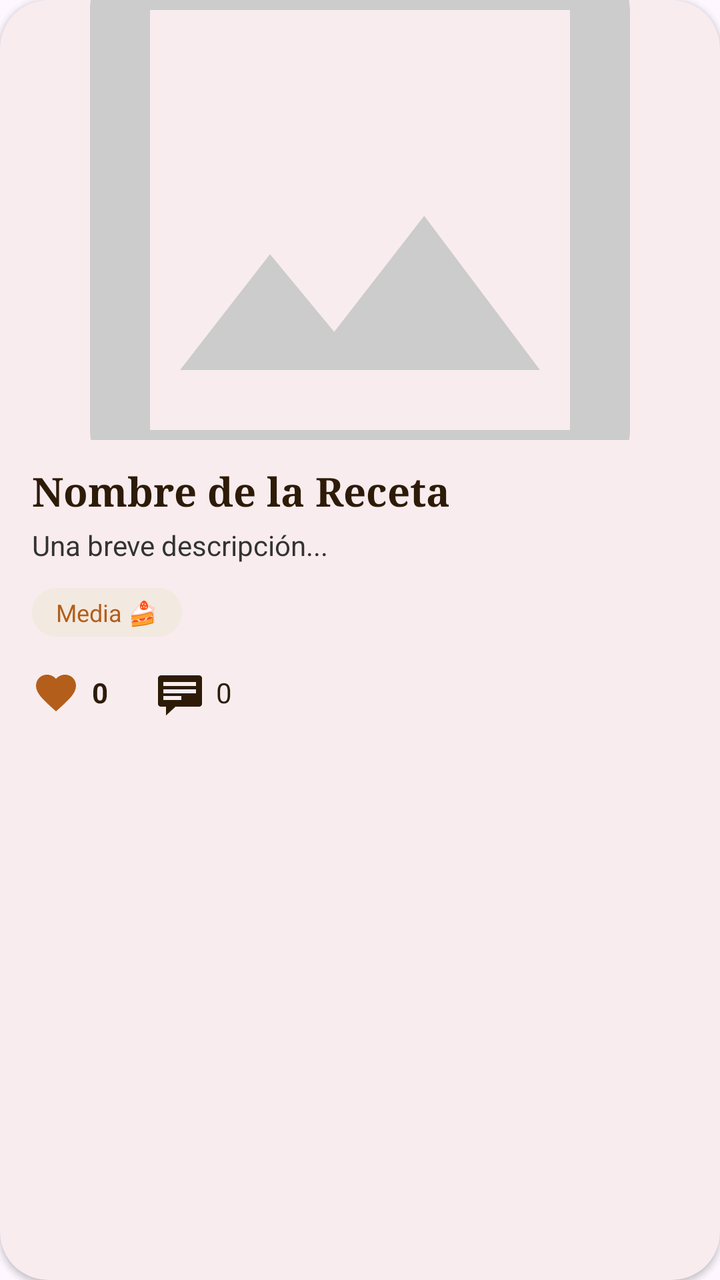
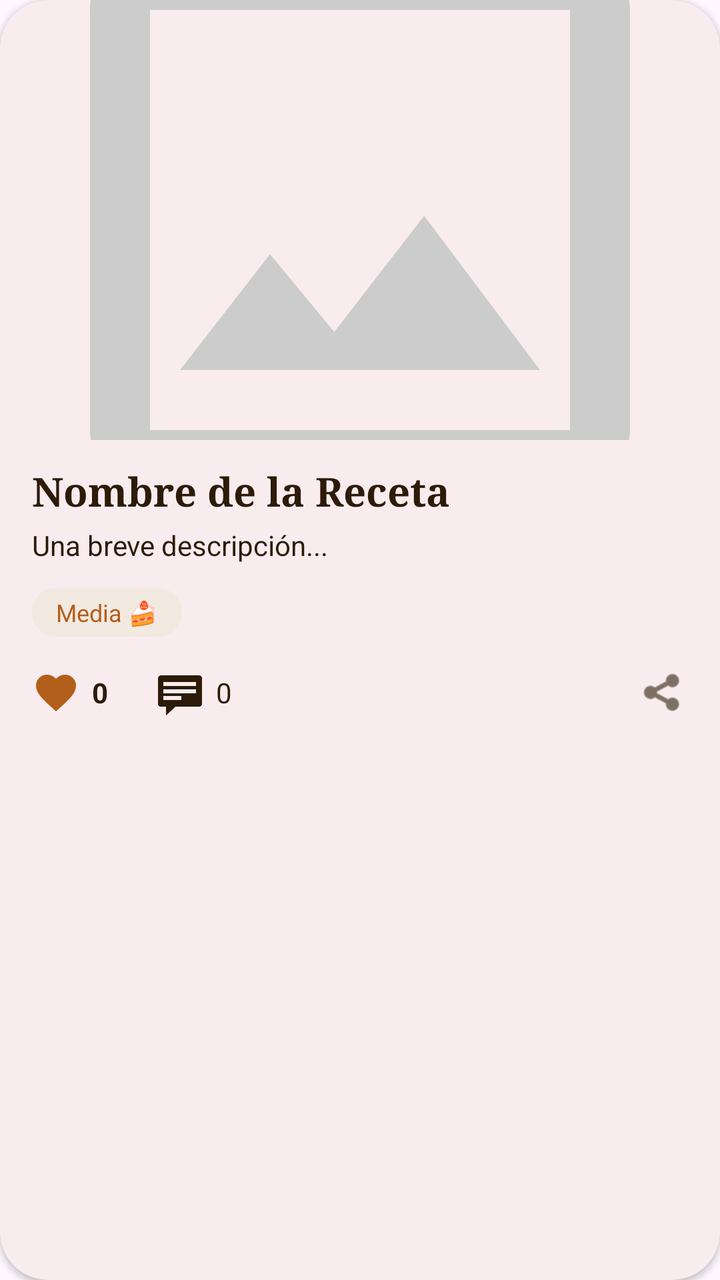

The first picture is an Android layout as it rendered before a commit; the second is the same layout after the commit. The layout source and the unified diff follow.
<!-- AndroidManifest.xml: application theme Theme.RecetApp -->
<!-- res/layout/item_recipe_feed.xml -->
<?xml version="1.0" encoding="utf-8"?>
<com.google.android.material.card.MaterialCardView xmlns:android="http://schemas.android.com/apk/res/android"
    xmlns:app="http://schemas.android.com/apk/res-auto"
    xmlns:tools="http://schemas.android.com/tools"
    android:layout_width="match_parent"
    android:layout_height="wrap_content"
    android:layout_marginHorizontal="16dp"
    android:layout_marginVertical="8dp"
    app:cardCornerRadius="24dp"
    app:cardElevation="2dp"
    app:strokeWidth="0dp">

    <androidx.constraintlayout.widget.ConstraintLayout
        android:layout_width="match_parent"
        android:layout_height="wrap_content"
        android:paddingBottom="16dp">

        <ImageView
            android:id="@+id/ivRecipe"
            android:layout_width="match_parent"
            android:layout_height="220dp"
            android:scaleType="centerCrop"
            android:src="@drawable/ic_recipe_placeholder"
            app:layout_constraintTop_toTopOf="parent" />

        <TextView
            android:id="@+id/tvTitle"
            android:layout_width="0dp"
            android:layout_height="wrap_content"
            android:layout_marginHorizontal="16dp"
            android:layout_marginTop="12dp"
            android:fontFamily="serif"
            android:text="Nombre de la Receta"
            android:textColor="@color/text_primary"
            android:textSize="20sp"
            android:textStyle="bold"
            app:layout_constraintEnd_toEndOf="parent"
            app:layout_constraintStart_toStartOf="parent"
            app:layout_constraintTop_toBottomOf="@id/ivRecipe" />

        <TextView
            android:id="@+id/tvDescription"
            android:layout_width="0dp"
            android:layout_height="wrap_content"
            android:layout_marginHorizontal="16dp"
            android:layout_marginTop="4dp"
            android:ellipsize="end"
            android:maxLines="2"
            android:text="Una breve descripción..."
            android:textColor="#333333"
            android:textSize="14sp"
            app:layout_constraintEnd_toEndOf="parent"
            app:layout_constraintStart_toStartOf="parent"
            app:layout_constraintTop_toBottomOf="@id/tvTitle" />

        <TextView
            android:id="@+id/tvDifficulty"
            android:layout_width="wrap_content"
            android:layout_height="wrap_content"
            android:layout_marginStart="16dp"
            android:layout_marginTop="12dp"
            android:background="@drawable/bg_input_field"
            android:paddingHorizontal="12dp"
            android:paddingVertical="4dp"
            android:text="Media 🍰"
            android:textColor="@color/orange_primary"
            android:textSize="12sp"
            app:layout_constraintStart_toStartOf="parent"
            app:layout_constraintTop_toBottomOf="@id/tvDescription" />

        <LinearLayout
            android:id="@+id/llActions"
            android:layout_width="match_parent"
            android:layout_height="wrap_content"
            android:layout_marginTop="16dp"
            android:layout_marginHorizontal="16dp"
            android:orientation="horizontal"
            android:gravity="center_vertical"
            app:layout_constraintTop_toBottomOf="@id/tvDifficulty">

            <ImageView
                android:id="@+id/ivLike"
                android:layout_width="24dp"
                android:layout_height="24dp"
                android:src="@drawable/ic_heart"
                app:tint="@color/orange_primary" />

            <TextView
                android:id="@+id/tvLikesCount"
                android:layout_width="wrap_content"
                android:layout_height="wrap_content"
                android:layout_marginStart="6dp"
                android:text="0"
                android:textColor="@color/text_primary"
                android:textStyle="bold"
                android:textSize="14sp" />

            <ImageView
                android:id="@+id/ivComment"
                android:layout_width="24dp"
                android:layout_height="24dp"
                android:layout_marginStart="24dp"
                android:src="@android:drawable/stat_notify_chat"
                app:tint="@color/text_primary" />

            <TextView
                android:id="@+id/tvCommentsCount"
                android:layout_width="wrap_content"
                android:layout_height="wrap_content"
                android:layout_marginStart="6dp"
                android:text="0"
                android:textColor="@color/text_primary"
                android:textSize="14sp" />

        </LinearLayout>
    </androidx.constraintlayout.widget.ConstraintLayout>

</com.google.android.material.card.MaterialCardView>
<!-- resources referenced by this layout -->
<resources>
  <color name="orange_primary">#B35E1A</color>
  <color name="text_primary">#2D1B08</color>
  <!-- drawable bg_input_field (drawable) -->
  <?xml version="1.0" encoding="utf-8"?>
  <shape xmlns:android="http://schemas.android.com/apk/res/android">
      <solid android:color="@color/input_background" />
      <corners android:radius="12dp" />
  </shape>
  <!-- drawable ic_heart (drawable) -->
  <vector xmlns:android="http://schemas.android.com/apk/res/android"
      android:width="24dp"
      android:height="24dp"
      android:viewportWidth="24"
      android:viewportHeight="24">
      <path
          android:fillColor="#FF0000"
          android:pathData="M12,21.35l-1.45,-1.32C5.4,15.36 2,12.28 2,8.5C2,5.42 4.42,3 7.5,3c1.74,0 3.41,0.81 4.5,2.09C13.09,3.81 14.76,3 16.5,3C19.58,3 22,5.42 22,8.5c0,3.78 -3.4,6.86 -8.55,11.54L12,21.35z" />
  </vector>
  <!-- drawable ic_recipe_placeholder (drawable) -->
  <vector xmlns:android="http://schemas.android.com/apk/res/android"
      android:width="24dp"
      android:height="24dp"
      android:viewportWidth="24"
      android:viewportHeight="24">
      <path
          android:fillColor="#CCCCCC"
          android:pathData="M19,5v14H5V5H19 M19,3H5C3.9,3 3,3.9 3,5v14c0,1.1 0.9,2 2,2h14c1.1,0 2,-0.9 2,-2V5C21,3.9 20.1,3 19,3L19,3z" />
      <path
          android:fillColor="#CCCCCC"
          android:pathData="M14.14,11.86l-3,3.87L9,13.14L6,17h12L14.14,11.86z" />
  </vector>
  <style name="Theme.RecetApp" parent="Base.Theme.RecetApp" />
  <color name="input_background">#F2E9E1</color>
  <style name="Base.Theme.RecetApp" parent="Theme.Material3.DayNight.NoActionBar">
          
          <item name="colorPrimary">@color/orange_primary</item>
          <item name="android:statusBarColor">@android:color/transparent</item>
          <item name="android:windowLightStatusBar">false</item>
      </style>
</resources>

<!-- the commit's change to res/layout/item_recipe_feed.xml (unified diff, before → after) -->
@@ -47,7 +47,7 @@
             android:ellipsize="end"
             android:maxLines="2"
             android:text="Una breve descripción..."
-            android:textColor="#333333"
+            android:textColor="@color/text_primary"
             android:textSize="14sp"
             app:layout_constraintEnd_toEndOf="parent"
             app:layout_constraintStart_toStartOf="parent"
@@ -112,6 +112,18 @@
                 android:textColor="@color/text_primary"
                 android:textSize="14sp" />
 
+            <View
+                android:layout_width="0dp"
+                android:layout_height="0dp"
+                android:layout_weight="1" />
+
+            <ImageView
+                android:id="@+id/ivShare"
+                android:layout_width="24dp"
+                android:layout_height="24dp"
+                android:src="@android:drawable/ic_menu_share"
+                app:tint="@color/text_primary" />
+
         </LinearLayout>
     </androidx.constraintlayout.widget.ConstraintLayout>
 
<!-- resource entries referenced after the edit -->
@@ -37,7 +37,7 @@
           
           <item name="colorPrimary">@color/orange_primary</item>
           <item name="android:statusBarColor">@android:color/transparent</item>
-          <item name="android:windowLightStatusBar">false</item>
+          <item name="android:windowLightStatusBar">true</item>
       </style>
 </resources>
 
